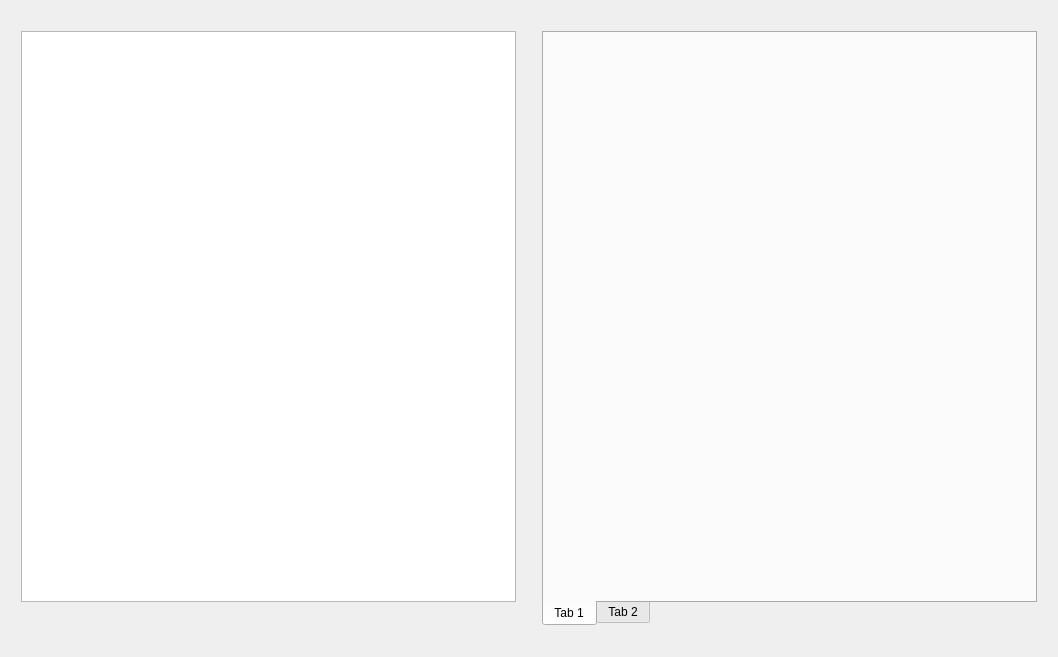
Old version of the form ShoppedOUT/kody.ui in the repository Filemon279/ProjektCpp.
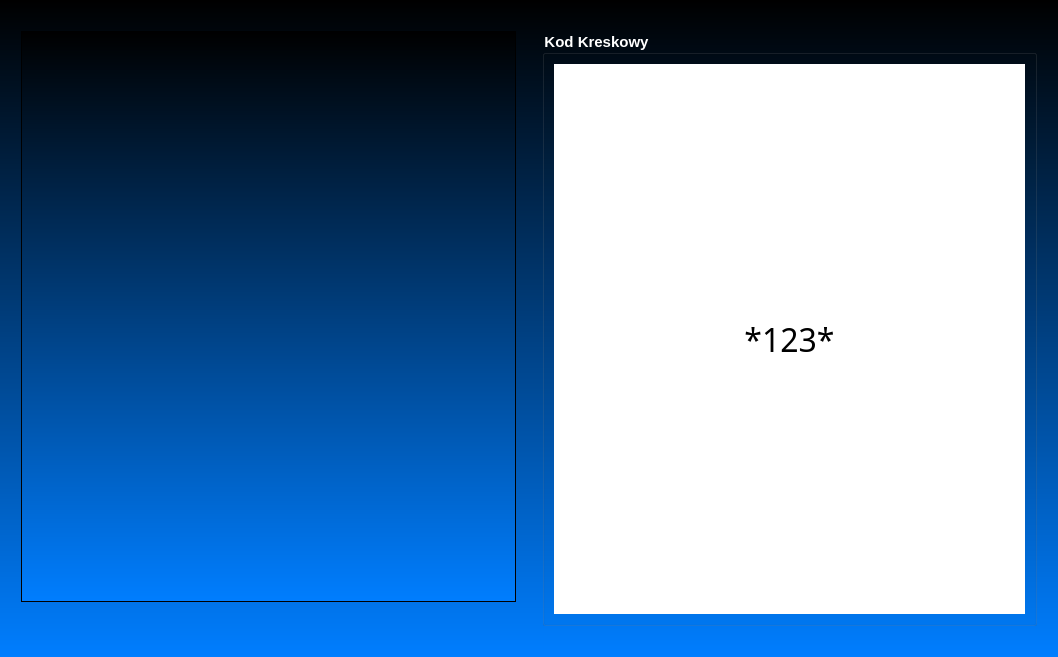
New version of the form. Icons and pictures are not drawn.

```diff
--- a/ShoppedOUT/kody.ui
+++ b/ShoppedOUT/kody.ui
@@ -13,6 +13,9 @@
   <property name="windowTitle">
    <string>Dialog</string>
   </property>
+  <property name="styleSheet">
+   <string notr="true">#Kody {background-color: qlineargradient(spread:pad, x1:0, y1:0, x2:0, y2:1, stop:0 rgba(0, 0, 0, 255), stop:1 rgba(0, 126, 255, 255));}</string>
+  </property>
   <layout class="QHBoxLayout" name="horizontalLayout_2">
    <item>
     <layout class="QVBoxLayout" name="verticalLayout">
@@ -29,7 +32,25 @@
       <number>20</number>
      </property>
      <item>
-      <widget class="QTableWidget" name="Asortyment"/>
+      <widget class="QTableWidget" name="Asortyment">
+       <property name="sizePolicy">
+        <sizepolicy hsizetype="Expanding" vsizetype="Expanding">
+         <horstretch>0</horstretch>
+         <verstretch>0</verstretch>
+        </sizepolicy>
+       </property>
+       <property name="styleSheet">
+        <string notr="true">gridline-color: white; 
+background-color: qlineargradient(spread:pad, x1:0, y1:0, x2:0, y2:1, stop:0 rgba(0, 0, 0, 255), stop:1 rgba(0, 126, 255, 255));
+background-image: url(:/img/Img/white_40_small.png);
+ background-repeat: no-repeat;
+ background-position: center;
+background-opacity: 153;
+gridline-color:white;
+color:white
+</string>
+       </property>
+      </widget>
      </item>
      <item>
       <widget class="QLabel" name="label_info">
@@ -63,21 +84,58 @@
       <number>20</number>
      </property>
      <item>
-      <widget class="QTabWidget" name="tabWidget">
-       <property name="tabPosition">
-        <enum>QTabWidget::South</enum>
-       </property>
-       <widget class="QWidget" name="tab">
-        <attribute name="title">
-         <string>Tab 1</string>
-        </attribute>
-       </widget>
-       <widget class="QWidget" name="tab_2">
-        <attribute name="title">
-         <string>Tab 2</string>
-        </attribute>
-       </widget>
-      </widget>
+      <layout class="QVBoxLayout" name="verticalLayout_4">
+       <item>
+        <widget class="QGroupBox" name="groupBox">
+         <property name="sizePolicy">
+          <sizepolicy hsizetype="Expanding" vsizetype="Preferred">
+           <horstretch>0</horstretch>
+           <verstretch>0</verstretch>
+          </sizepolicy>
+         </property>
+         <property name="font">
+          <font>
+           <family>Arial</family>
+           <pointsize>11</pointsize>
+           <weight>75</weight>
+           <bold>true</bold>
+          </font>
+         </property>
+         <property name="styleSheet">
+          <string notr="true">color:white
+</string>
+         </property>
+         <property name="title">
+          <string>Kod Kreskowy</string>
+         </property>
+         <layout class="QGridLayout" name="gridLayout">
+          <item row="0" column="0">
+           <widget class="QLabel" name="label_kodKreskowy">
+            <property name="font">
+             <font>
+              <family>Free 3 of 9 Extended</family>
+              <pointsize>24</pointsize>
+             </font>
+            </property>
+            <property name="styleSheet">
+             <string notr="true">color:black;
+background-color: rgb(255, 255, 255);</string>
+            </property>
+            <property name="text">
+             <string>*123*</string>
+            </property>
+            <property name="alignment">
+             <set>Qt::AlignCenter</set>
+            </property>
+           </widget>
+          </item>
+         </layout>
+        </widget>
+       </item>
+      </layout>
+     </item>
+     <item>
+      <layout class="QGridLayout" name="gridLayout_2"/>
      </item>
     </layout>
    </item>
```
